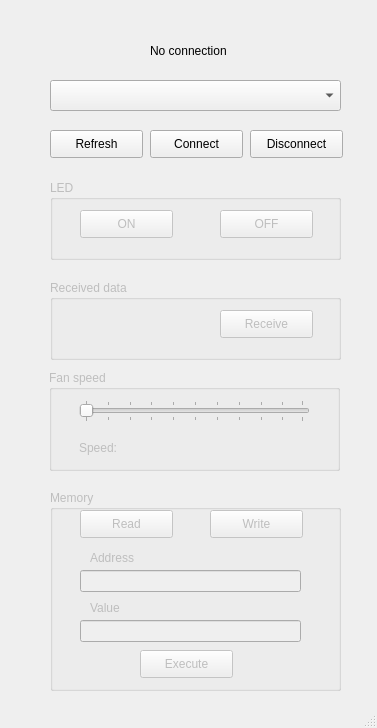
Before: the Qt Designer form GUI Application/untitled.ui in EslamMohamed117/PC-bridge-using-UART-serial-communication, drawn with Qt 5.
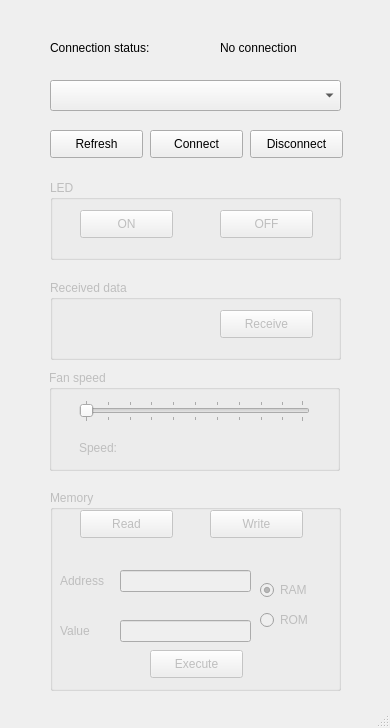
After: the same form once the commit is applied.

Commit message: Extended the capability to read from RAM on GUI

```diff
--- a/GUI Application/untitled.ui
+++ b/GUI Application/untitled.ui
@@ -9,7 +9,7 @@
    <rect>
     <x>0</x>
     <y>0</y>
-    <width>377</width>
+    <width>390</width>
     <height>728</height>
    </rect>
   </property>
@@ -56,10 +56,10 @@
    <widget class="QLabel" name="connectionLabel">
     <property name="geometry">
      <rect>
-      <x>150</x>
-      <y>30</y>
-      <width>101</width>
-      <height>41</height>
+      <x>220</x>
+      <y>40</y>
+      <width>81</width>
+      <height>16</height>
      </rect>
     </property>
     <property name="text">
@@ -277,9 +277,9 @@
      </property>
      <property name="geometry">
       <rect>
-       <x>30</x>
+       <x>70</x>
        <y>80</y>
-       <width>221</width>
+       <width>131</width>
        <height>22</height>
       </rect>
      </property>
@@ -290,9 +290,9 @@
      </property>
      <property name="geometry">
       <rect>
-       <x>30</x>
+       <x>70</x>
        <y>130</y>
-       <width>221</width>
+       <width>131</width>
        <height>22</height>
       </rect>
      </property>
@@ -300,7 +300,7 @@
     <widget class="QPushButton" name="exeBtu">
      <property name="geometry">
       <rect>
-       <x>90</x>
+       <x>100</x>
        <y>160</y>
        <width>93</width>
        <height>28</height>
@@ -313,10 +313,10 @@
     <widget class="QLabel" name="label">
      <property name="geometry">
       <rect>
-       <x>40</x>
-       <y>60</y>
-       <width>55</width>
-       <height>16</height>
+       <x>10</x>
+       <y>70</y>
+       <width>51</width>
+       <height>41</height>
       </rect>
      </property>
      <property name="text">
@@ -326,16 +326,58 @@
     <widget class="QLabel" name="label_2">
      <property name="geometry">
       <rect>
-       <x>40</x>
-       <y>110</y>
-       <width>55</width>
-       <height>16</height>
+       <x>10</x>
+       <y>120</y>
+       <width>41</width>
+       <height>41</height>
       </rect>
      </property>
      <property name="text">
       <string>Value</string>
      </property>
     </widget>
+    <widget class="QRadioButton" name="ramRBtn">
+     <property name="geometry">
+      <rect>
+       <x>210</x>
+       <y>90</y>
+       <width>95</width>
+       <height>20</height>
+      </rect>
+     </property>
+     <property name="text">
+      <string>RAM</string>
+     </property>
+     <property name="checked">
+      <bool>true</bool>
+     </property>
+    </widget>
+    <widget class="QRadioButton" name="romRBtn">
+     <property name="geometry">
+      <rect>
+       <x>210</x>
+       <y>120</y>
+       <width>95</width>
+       <height>20</height>
+      </rect>
+     </property>
+     <property name="text">
+      <string>ROM</string>
+     </property>
+    </widget>
+   </widget>
+   <widget class="QLabel" name="connectionStatusLabel">
+    <property name="geometry">
+     <rect>
+      <x>50</x>
+      <y>40</y>
+      <width>111</width>
+      <height>16</height>
+     </rect>
+    </property>
+    <property name="text">
+     <string>Connection status:</string>
+    </property>
    </widget>
   </widget>
   <widget class="QStatusBar" name="statusbar"/>
```
The commit also changes 4 other files.
